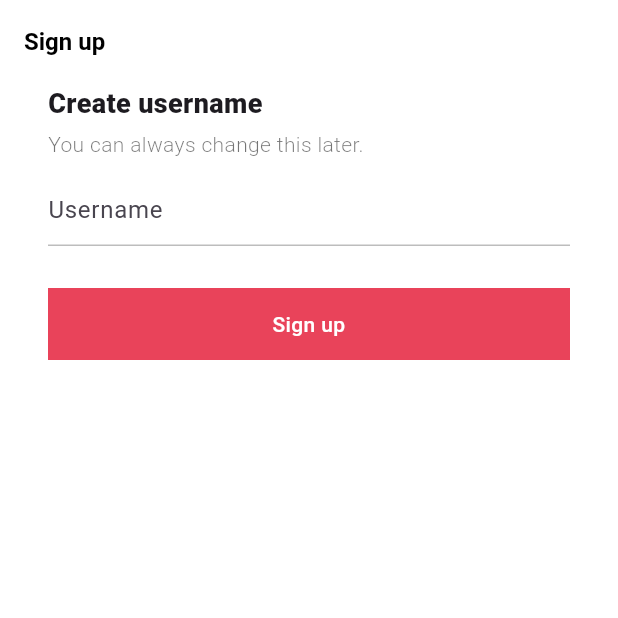
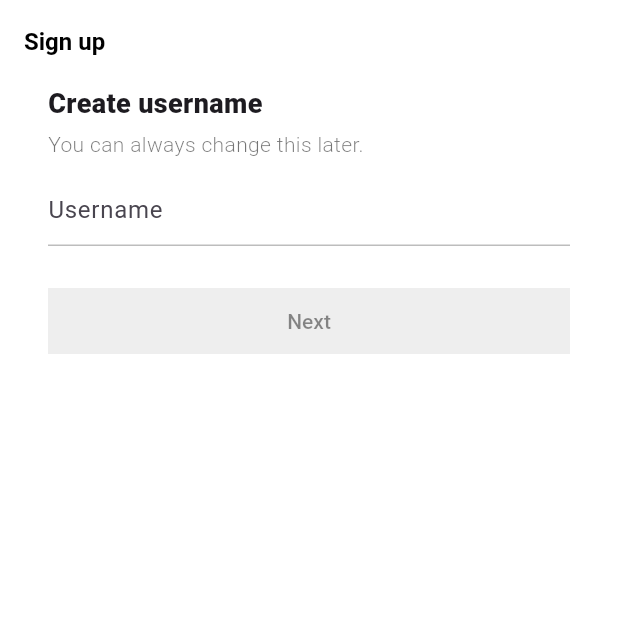
Before and after one commit to jangjia01234/reel_me, a Flutter app: the screen it shows after launch, on a phone screen of 412 x 824 dp, the top half of it. Run offline on Flutter 3.47's test engine with Material 3 defaults, Android fonts, the phone set to English and light mode, and no system bars; our stand-ins replace font_awesome_flutter.

Commit message:
created form button

```diff
--- /dev/null
+++ b/lib/authentication/email_screen.dart
@@ -0,0 +1,10 @@
+import 'package:flutter/material.dart';
+
+class EmailScreen extends StatelessWidget {
+  const EmailScreen({super.key});
+
+  @override
+  Widget build(BuildContext context) {
+    return Scaffold(body: Text("email screen"));
+  }
+}
--- a/lib/authentication/username_screen.dart
+++ b/lib/authentication/username_screen.dart
@@ -1,7 +1,9 @@
 import 'package:flutter/material.dart';
+import 'package:reel_me/authentication/widgets/form_button.dart';
 
 import '../constants/gaps.dart';
 import '../constants/sizes.dart';
+import 'email_screen.dart';
 
 class UsernameScreen extends StatefulWidget {
   const UsernameScreen({super.key});
@@ -30,6 +32,13 @@ class _UsernameScreenState extends State<UsernameScreen> {
   void dispose() {
     _usernameController.dispose();
     super.dispose();
+  }
+
+  void _onNextTap() {
+    if (_username.isEmpty) return;
+    Navigator.of(
+      context,
+    ).push(MaterialPageRoute(builder: (context) => EmailScreen()));
   }
 
   @override
@@ -78,34 +87,9 @@ class _UsernameScreenState extends State<UsernameScreen> {
                 ),
               ),
               Gaps.v28,
-              FractionallySizedBox(
-                widthFactor: 1,
-                child: AnimatedContainer(
-                  duration: Duration(milliseconds: 300),
-                  padding: const EdgeInsets.symmetric(
-                    vertical: Sizes.size14,
-                    horizontal: Sizes.size10,
-                  ),
-                  color: _username.isEmpty
-                      ? Theme.of(context).primaryColor
-                      : Colors.grey.shade200,
-                  child: Stack(
-                    alignment: Alignment.center,
-                    children: [
-                      Text(
-                        "Sign up",
-                        style: TextStyle(
-                          fontSize: Sizes.size14,
-                          fontWeight: FontWeight.w500,
-                          color: _username.isEmpty
-                              ? Colors.white
-                              : Colors.black45,
-                        ),
-                        textAlign: TextAlign.center,
-                      ),
-                    ],
-                  ),
-                ),
+              GestureDetector(
+                onTap: _onNextTap,
+                child: FormButton(disabled: _username.isEmpty),
               ),
             ],
           ),
--- /dev/null
+++ b/lib/authentication/widgets/form_button.dart
@@ -0,0 +1,38 @@
+import 'package:flutter/material.dart';
+
+import '../../constants/sizes.dart';
+
+class FormButton extends StatelessWidget {
+  const FormButton({super.key, required this.disabled});
+
+  final bool disabled;
+
+  @override
+  Widget build(BuildContext context) {
+    return FractionallySizedBox(
+      widthFactor: 1,
+      child: AnimatedContainer(
+        duration: Duration(milliseconds: 300),
+        padding: const EdgeInsets.symmetric(
+          vertical: Sizes.size14,
+          horizontal: Sizes.size10,
+        ),
+        color: disabled ? Colors.grey.shade200 : Theme.of(context).primaryColor,
+        child: Stack(
+          alignment: Alignment.center,
+          children: [
+            AnimatedDefaultTextStyle(
+              duration: Duration(milliseconds: 300),
+              style: TextStyle(
+                fontSize: Sizes.size14,
+                fontWeight: FontWeight.w500,
+                color: disabled ? Colors.black45 : Colors.white,
+              ),
+              child: Text("Next", textAlign: TextAlign.center),
+            ),
+          ],
+        ),
+      ),
+    );
+  }
+}
```
